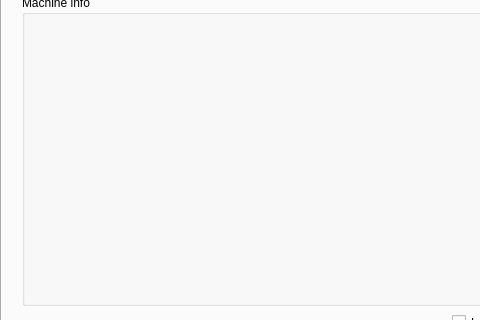
Above: MegaMachineEvolution/GUI/parameterwindow.ui from IxSysTech/heigvd-pro-b-13 before the change; both pictures show x 0 to 480 and y 131 to 451 of the 700 by 700 pixel window. Below: the same form after it.
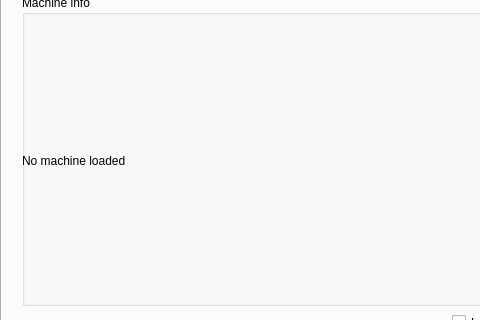
That is the form after the change. The open tabs and pages were chosen to show the change.

Commit message: Adding info about StatMachines

What changed in the file:
```diff
--- a/MegaMachineEvolution/GUI/parameterwindow.ui
+++ b/MegaMachineEvolution/GUI/parameterwindow.ui
@@ -738,6 +738,19 @@
       <property name="title">
        <string>Machine info</string>
       </property>
+      <widget class="QLabel" name="lblStateImportInfo">
+       <property name="geometry">
+        <rect>
+         <x>0</x>
+         <y>20</y>
+         <width>661</width>
+         <height>291</height>
+        </rect>
+       </property>
+       <property name="text">
+        <string>No machine loaded</string>
+       </property>
+      </widget>
      </widget>
     </widget>
    </widget>
```
Left out of the diff: 2 changed lines with no effect on the pictures. The commit also changes 3 other files.
